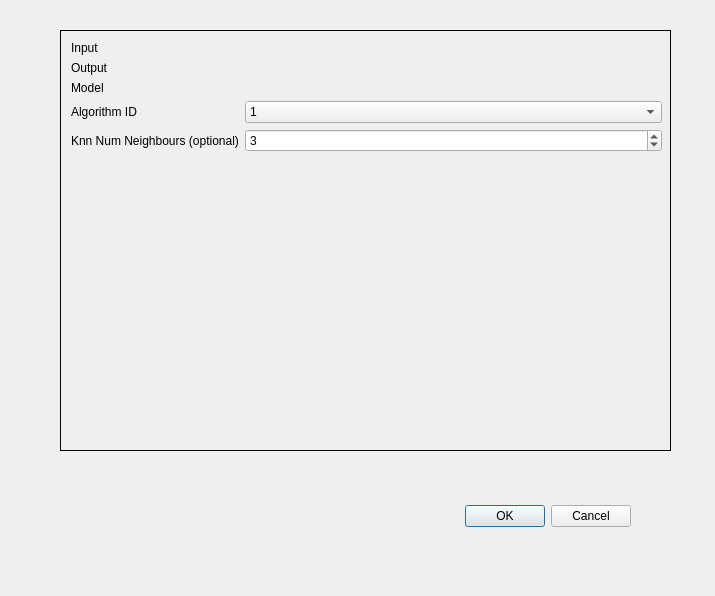
AUGSignals/qgis-plugins, file classifier_tester/classifier_tester_dialog_base.ui: the form before one commit.
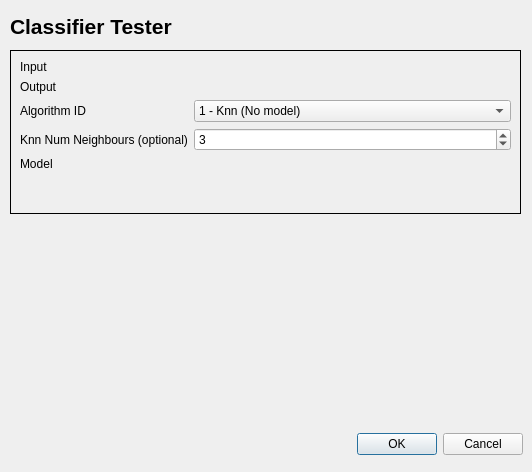
The form after the commit. Custom widgets are drawn as their Qt base class.

```diff
--- a/classifier_tester/classifier_tester_dialog_base.ui
+++ b/classifier_tester/classifier_tester_dialog_base.ui
@@ -6,8 +6,8 @@
    <rect>
     <x>0</x>
     <y>0</y>
-    <width>715</width>
-    <height>596</height>
+    <width>532</width>
+    <height>472</height>
    </rect>
   </property>
   <property name="windowTitle">
@@ -16,10 +16,10 @@
   <widget class="QDialogButtonBox" name="button_box">
    <property name="geometry">
     <rect>
-     <x>290</x>
-     <y>500</y>
-     <width>341</width>
-     <height>32</height>
+     <x>330</x>
+     <y>430</y>
+     <width>193</width>
+     <height>28</height>
     </rect>
    </property>
    <property name="orientation">
@@ -32,25 +32,18 @@
   <widget class="QStackedWidget" name="stackedWidget">
    <property name="geometry">
     <rect>
-     <x>60</x>
-     <y>30</y>
-     <width>611</width>
-     <height>421</height>
+     <x>10</x>
+     <y>50</y>
+     <width>511</width>
+     <height>164</height>
     </rect>
    </property>
    <property name="frameShape">
     <enum>QFrame::Box</enum>
    </property>
    <widget class="QWidget" name="page">
-    <widget class="QWidget" name="formLayoutWidget">
-     <property name="geometry">
-      <rect>
-       <x>10</x>
-       <y>10</y>
-       <width>591</width>
-       <height>211</height>
-      </rect>
-     </property>
+    <layout class="QGridLayout" name="gridLayout">
+     <item row="0" column="0">
      <layout class="QFormLayout" name="formLayout">
       <item row="0" column="0">
        <widget class="QLabel" name="inputLabel">
@@ -85,68 +78,91 @@
       <item row="2" column="0">
        <widget class="QLabel" name="bandIndexLabel">
         <property name="text">
-         <string>Model</string>
+          <string>Algorithm ID</string>
         </property>
        </widget>
       </item>
       <item row="2" column="1">
-       <widget class="QgsFileWidget" name="modelQgsFileWidget"/>
+        <widget class="QComboBox" name="algorithmComboBox">
+         <item>
+          <property name="text">
+           <string>1 - Knn (No model)</string>
+          </property>
+         </item>
+         <item>
+          <property name="text">
+           <string>2 - SVM One Vs Else</string>
+          </property>
+         </item>
+         <item>
+          <property name="text">
+           <string>3 - SVM Pairwise</string>
+          </property>
+         </item>
+         <item>
+          <property name="text">
+           <string>4 - Adaboost One Vs Else</string>
+          </property>
+         </item>
+         <item>
+          <property name="text">
+           <string>5 - Adaboost Pairwise</string>
+          </property>
+         </item>
+         <item>
+          <property name="text">
+           <string>6 - SVM Pairwise (AUG Version)</string>
+          </property>
+         </item>
+        </widget>
       </item>
       <item row="3" column="0">
-       <widget class="QLabel" name="label">
-        <property name="text">
-         <string>Algorithm ID</string>
-        </property>
-       </widget>
-      </item>
-      <item row="4" column="0">
-       <widget class="QLabel" name="label_2">
+        <widget class="QLabel" name="knnNumLabel">
         <property name="text">
          <string>Knn Num Neighbours (optional)</string>
         </property>
        </widget>
       </item>
-      <item row="4" column="1">
+       <item row="3" column="1">
        <widget class="QSpinBox" name="knnNumSpinBox">
         <property name="value">
          <number>3</number>
         </property>
        </widget>
       </item>
-      <item row="3" column="1">
-       <widget class="QComboBox" name="comboBox">
-        <item>
+       <item row="4" column="0">
+        <widget class="QLabel" name="modelLabel">
          <property name="text">
-          <string>1</string>
+          <string>Model</string>
          </property>
-        </item>
-        <item>
-         <property name="text">
-          <string>2</string>
-         </property>
-        </item>
-        <item>
-         <property name="text">
-          <string>3</string>
-         </property>
-        </item>
-        <item>
-         <property name="text">
-          <string>4</string>
-         </property>
-        </item>
-        <item>
-         <property name="text">
-          <string>5</string>
-         </property>
-        </item>
-       </widget>
-      </item>
-     </layout>
-    </widget>
+        </widget>
+       </item>
+       <item row="4" column="1">
+        <widget class="QgsFileWidget" name="modelQgsFileWidget"/>
+       </item>
+      </layout>
+     </item>
+    </layout>
    </widget>
    <widget class="QWidget" name="page_2"/>
   </widget>
+  <widget class="QLabel" name="title_label">
+   <property name="geometry">
+    <rect>
+     <x>10</x>
+     <y>10</y>
+     <width>247</width>
+     <height>33</height>
+    </rect>
+   </property>
+   <property name="text">
+    <string>&lt;!DOCTYPE HTML PUBLIC &quot;-//W3C//DTD HTML 4.0//EN&quot; &quot;http://www.w3.org/TR/REC-html40/strict.dtd&quot;&gt;
+&lt;html&gt;&lt;head&gt;&lt;meta name=&quot;qrichtext&quot; content=&quot;1&quot; /&gt;&lt;style type=&quot;text/css&quot;&gt;
+p, li { white-space: pre-wrap; }
+&lt;/style&gt;&lt;/head&gt;&lt;body style=&quot; font-family:'MS Shell Dlg 2'; font-size:8pt; font-weight:400; font-style:normal;&quot;&gt;
+&lt;p style=&quot; margin-top:0px; margin-bottom:0px; margin-left:0px; margin-right:0px; -qt-block-indent:0; text-indent:0px;&quot;&gt;&lt;span style=&quot; font-family:'Sans Serif'; font-size:16pt; font-weight:600;&quot;&gt;Classifier Tester&lt;/span&gt;&lt;/p&gt;&lt;/body&gt;&lt;/html&gt;</string>
+   </property>
+  </widget>
  </widget>
  <customwidgets>
   <customwidget>
```
Left out of the diff: 5 changed lines with no effect on the pictures. Lines whose indentation alone changed are shown as unchanged.
